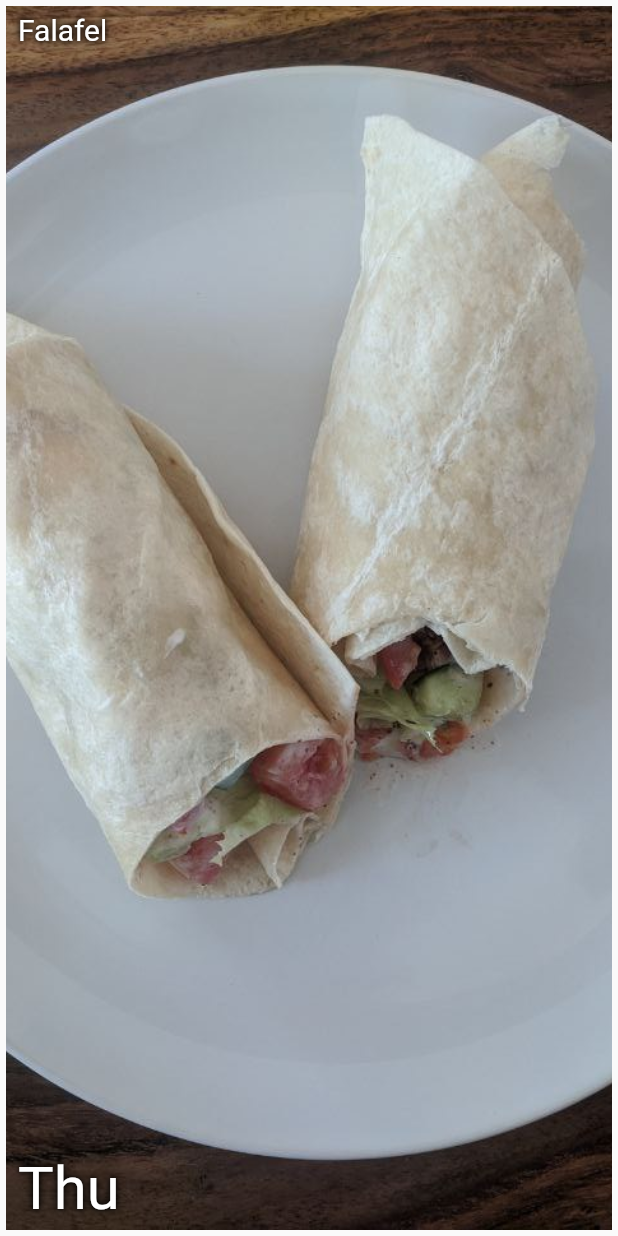
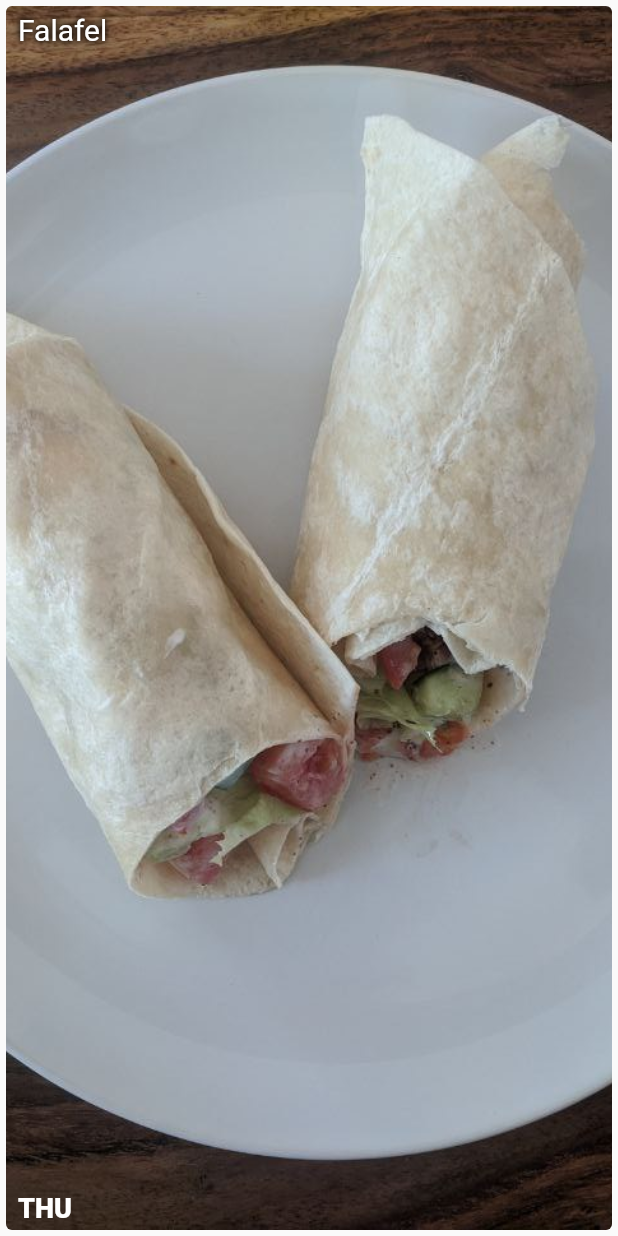
Before and after one commit to corinnaj/suggestr, a Flutter app: the Day widget shown alone on an empty page, opened directly with sample values from the repository, on a phone screen of 412 x 824 dp. Run offline on Flutter 3.47's test engine with Material 2 defaults, Android fonts, the phone set to English and light mode, and no system bars.

Commit message:
better design

```diff
--- a/lib/constants.dart
+++ b/lib/constants.dart
@@ -1 +1 @@
-const List<String> days = ['Thu', 'Fri', 'Sat', 'Sun', 'Mon', 'Tue', 'Wed'];
+const List<String> days = ['THU', 'FRI', 'SAT', 'SUN', 'MON', 'TUE', 'WED'];
--- a/lib/data.dart
+++ b/lib/data.dart
@@ -8,7 +8,7 @@ class Suggestion {
 
   Suggestion(this.name, this.pictureUrl, this.description, {this.prepareInAdvance = false});
 
-  Image getImage({double width, double height}) {
+  Widget getImage({double width, double height}) {
     return Image.asset(
       pictureUrl == '' ? 'images/image_missing.jpg' : 'images/' + pictureUrl,
       fit: BoxFit.cover,
--- a/lib/days.dart
+++ b/lib/days.dart
@@ -69,7 +69,7 @@ class Days extends StatelessWidget {
           children: [
             ...getDaysFor(List.generate(7, (index) => index)),
             Container(
-              width: 60,
+              width: 70,
               height: double.infinity,
               child: buildExportButton(color),
             )
@@ -178,7 +178,7 @@ class _DayState extends State<Day> {
       height: 2 * size,
       child: Container(
         decoration: BoxDecoration(
-          borderRadius: BorderRadius.all(Radius.circular(size)),
+          borderRadius: BorderRadius.circular(size),
           color: Colors.white,
         ),
       ),
@@ -210,15 +210,21 @@ class _DayState extends State<Day> {
         return Padding(
           padding: const EdgeInsets.all(4.0),
           child: Container(
-            child: Stack(children: <Widget>[
+            child: Stack(
+              overflow: Overflow.visible,
+              children: <Widget>[
                 Positioned.fill(
                   child: Container(
+                    decoration: BoxDecoration(
+                      borderRadius: BorderRadius.circular(4),
                       color: Colors.white.withOpacity(0.2),
+                    ),
                     child: image(),
+                    clipBehavior: Clip.antiAlias,
                   ),
                 ),
                 if (widget.suggestion != null)
-                Positioned(
+                  Positioned.fill(
                     child: Text(
                       widget.suggestion.name,
                       style: TextStyle(color: Colors.white, fontSize: 20, shadows: [
@@ -232,16 +238,14 @@ class _DayState extends State<Day> {
                 Positioned(
                   child: Text(
                     days[widget.dayIndex],
-                  style: TextStyle(color: Colors.white, fontSize: 40, shadows: [
-                    Shadow(color: Colors.black, blurRadius: 4),
-                    Shadow(color: Colors.black, blurRadius: 8)
-                  ]),
+                    style: TextStyle(color: Colors.white, fontSize: 18, fontWeight: FontWeight.w900, shadows: []),
                   ),
                   bottom: 4,
                   left: 8,
                 ),
                 if (widget.shouldShowBubble) buildBubble(),
-            ]),
+              ],
+            ),
           ),
         );
       },
--- a/lib/main.dart
+++ b/lib/main.dart
@@ -11,22 +11,6 @@ void main() {
 }
 
 class MyApp extends StatelessWidget {
-  final List<Color> primaryColors = [
-    Colors.indigo,
-    Colors.blue,
-    Colors.lime,
-    Colors.orange,
-    Colors.red,
-  ];
-
-  final List<Color> accentColors = [
-    Colors.teal,
-    Colors.pink,
-    Colors.green,
-    Colors.pink,
-    Colors.amber,
-  ];
-
   @override
   Widget build(BuildContext context) {
     List<Color> colors = Colors.primaries.getRange(0, 16).toList();
--- a/lib/suggestions.dart
+++ b/lib/suggestions.dart
@@ -6,9 +6,15 @@ class Suggestions extends StatelessWidget {
   Suggestions(this.suggestions);
 
   Widget buildChild(BuildContext context, Suggestion suggestion, {bool dragging = false}) {
-    return Stack(
+    return ClipRRect(
+      borderRadius: BorderRadius.circular(10),
+      child: Stack(
         children: <Widget>[
-        Positioned.fill(child: suggestion.getImage()),
+          Positioned.fill(
+            child: Container(
+              child: suggestion.getImage(),
+            ),
+          ),
           if (dragging)
             Positioned.fill(
               child: Container(
@@ -44,6 +50,7 @@ class Suggestions extends StatelessWidget {
             ),
           ),
         ],
+      ),
     );
   }
 
```
Lines whose indentation alone changed are shown as unchanged.
